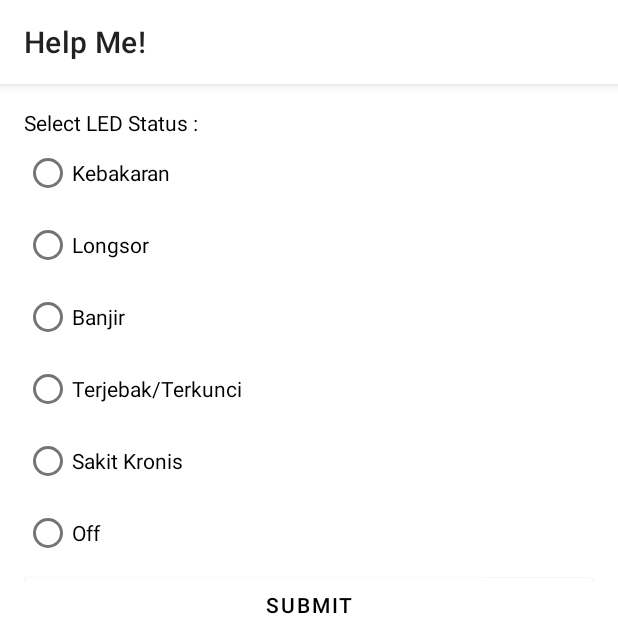
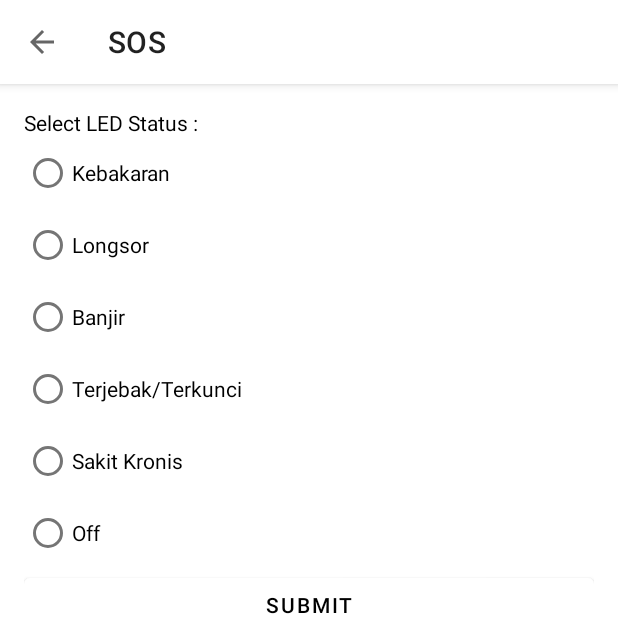
Before and after one commit to Andi-IM/Help-me, an Android app: the HomeActivity screen opened directly, with no data from a screen before it, on a phone screen of 412 x 824 dp, the top half of it. Run offline under Robolectric (Android 15) with nearby library versions, the phone set to English and light mode, and no system bars.

Commit message:
Finishing Layout

```diff
--- a/app/src/main/java/id/airham/demo_start/HomeActivity.kt
+++ b/app/src/main/java/id/airham/demo_start/HomeActivity.kt
@@ -37,6 +37,9 @@ class HomeActivity : AppCompatActivity(), AntaresHTTPAPI.OnResponseListener {
         super.onCreate(savedInstanceState)
         setContentView(R.layout.activity_home)
 
+        supportActionBar?.title = resources.getString(R.string.sos)
+        supportActionBar?.setDisplayHomeAsUpEnabled(true)
+
         radioGroup = findViewById(R.id.radio_group)
         btnSubmit = findViewById(R.id.btn_submit)
         btnRefresh = findViewById(R.id.btn_refresh)
@@ -49,16 +52,14 @@ class HomeActivity : AppCompatActivity(), AntaresHTTPAPI.OnResponseListener {
         antaresAPIHTTP.addListener(this)
 
         btnRefresh.setOnClickListener{
-            View.OnClickListener {
-                antaresAPIHTTP.getLatestDataofDevice(
+            antaresAPIHTTP.getLatestDataofDevice(
                     PRIVATE_KEY,
                     APP_NAME,
                     DEVICE_NAME
-                )
-            }
+            )
         }
 
-        btnSubmit.setOnClickListener { v: View? ->
+        btnSubmit.setOnClickListener {
             val id = radioGroup.getCheckedRadioButtonId()
             when (id) {
                 R.id.fire -> antaresAPIHTTP.storeDataofDevice(
--- a/app/src/main/res/layout/activity_home.xml
+++ b/app/src/main/res/layout/activity_home.xml
@@ -71,6 +71,7 @@
 
     <TextView
         android:id="@+id/txtData"
+        android:textColor="@color/black"
         android:layout_width="match_parent"
         android:layout_height="wrap_content"/>
 </LinearLayout>
--- a/app/src/main/res/values/strings.xml
+++ b/app/src/main/res/values/strings.xml
@@ -14,4 +14,5 @@
     <string name="engine_init_error">Map engine initialization</string>
     <!-- TODO: Remove or change this placeholder text -->
     <string name="hello_blank_fragment">Hello blank fragment</string>
+    <string name="sos">SOS</string>
 </resources>
```
